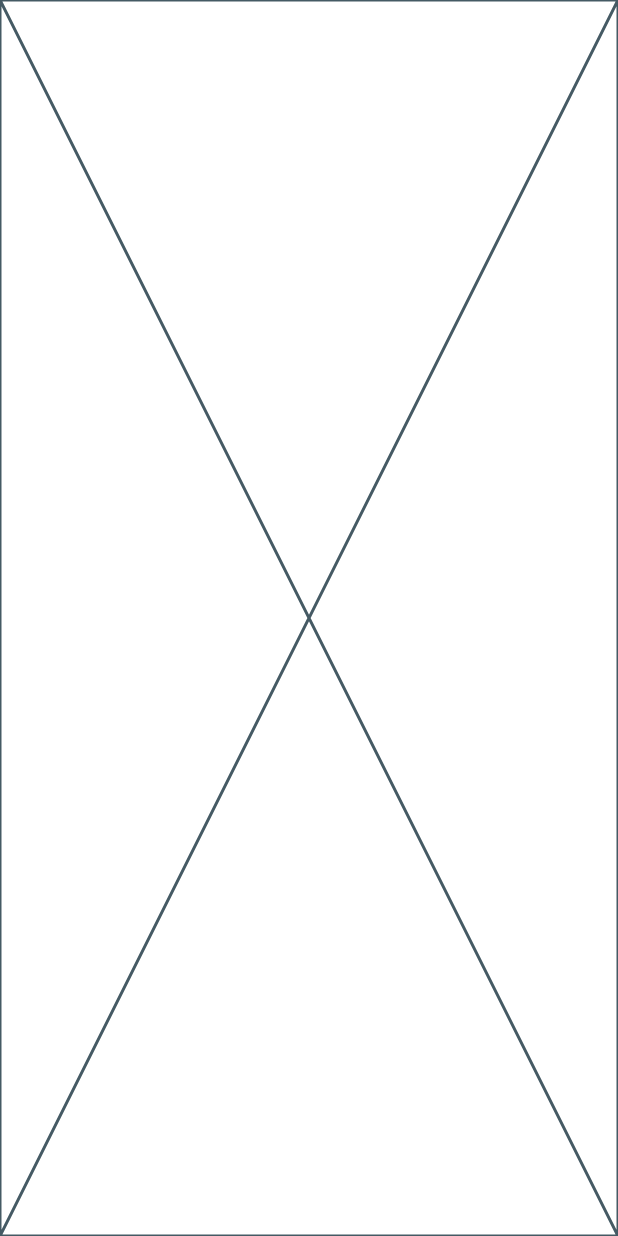
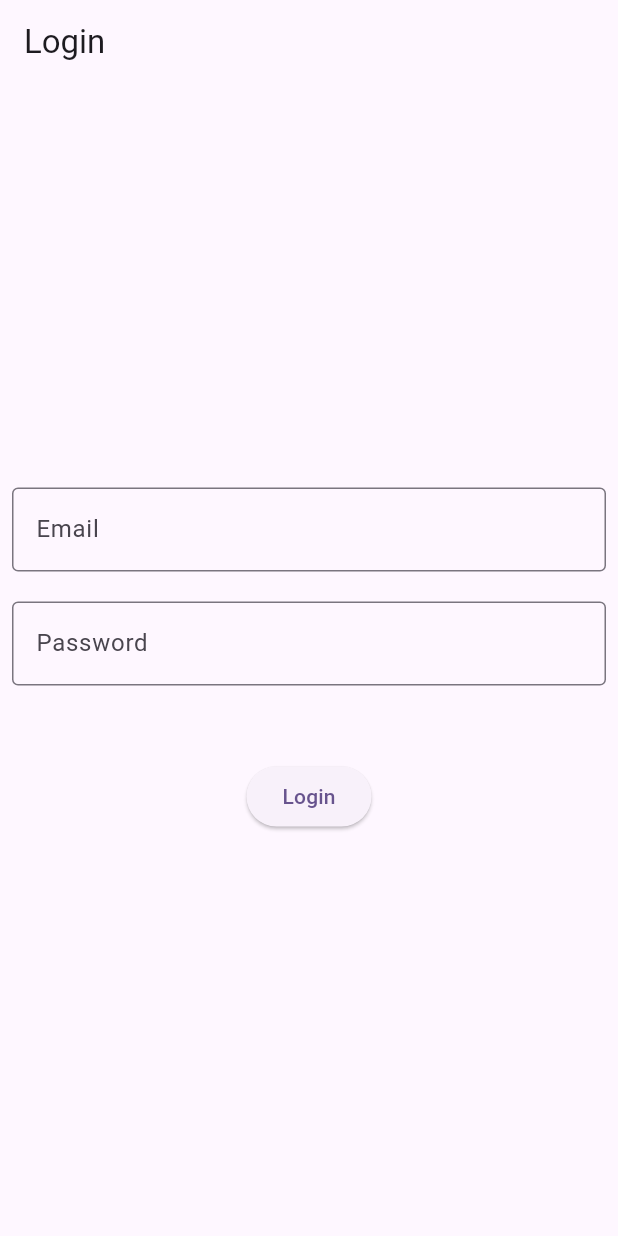
Before and after one commit to majharul-islam181/FlutterBloc_CleanArchitecture, a Flutter app: the screen it shows after launch, on a phone screen of 412 x 824 dp. Run offline on Flutter 3.47's test engine with Material 3 defaults, Android fonts, the phone set to English and light mode, and no system bars; our stand-ins replace bloc, equatable, flutter_bloc, freezed_annotation.

Commit message:
login event working

```diff
--- /dev/null
+++ b/lib/bloc/login_bloc/login_bloc.dart
@@ -0,0 +1,25 @@
+import 'package:bloc/bloc.dart';
+import 'package:equatable/equatable.dart';
+import 'package:flutter/foundation.dart';
+import 'package:flutterbloc_cleanarchitecture/utils/enums.dart';
+part 'login_event.dart';
+part 'login_state.dart';
+
+class LoginBloc extends Bloc<LoginEvent, LoginState> {
+  LoginBloc() : super(const LoginState()) {
+    on<EmailChanged>(_emailChanged);
+    on<PasswordChanged>(_passwordChanged);
+    // on<EmailUnfocused>
+  }
+
+  void _emailChanged(EmailChanged event, Emitter<LoginState> emit) {
+    if (kDebugMode) {
+      print('Entered email: ${event.email}');
+    }
+    emit(state.copyWith(email: event.email));
+  }
+
+  void _passwordChanged(PasswordChanged event, Emitter<LoginState> emit) {
+    emit(state.copyWith(password: event.password));
+  }
+}
--- /dev/null
+++ b/lib/bloc/login_bloc/login_event.dart
@@ -0,0 +1,29 @@
+part of 'login_bloc.dart';
+
+abstract class LoginEvent extends Equatable {
+  const LoginEvent();
+  @override
+  List<Object> get props => [];
+}
+
+class EmailChanged extends LoginEvent {
+  final String email;
+  const EmailChanged({required this.email});
+
+  @override
+  List<Object> get props => [email];
+}
+
+class EmailUnfocused extends LoginEvent {}
+
+class PasswordChanged extends LoginEvent {
+  final String password;
+  const PasswordChanged({required this.password});
+
+  @override
+  List<Object> get props => [password];
+}
+
+class PasswordUnfocused extends LoginEvent {}
+
+class LoginButtonEvent extends LoginEvent {}
--- /dev/null
+++ b/lib/bloc/login_bloc/login_state.dart
@@ -0,0 +1,31 @@
+// ignore_for_file: public_member_api_docs, sort_constructors_first
+part of 'login_bloc.dart';
+
+class LoginState extends Equatable {
+  final String email;
+  final String password;
+  final PostApiStatus postApiStatus;
+  final String error;
+  const LoginState(
+      {this.email = '',
+      this.password = '',
+      this.postApiStatus = PostApiStatus.initial,
+      this.error =''});
+
+  LoginState copyWith({
+    String? email,
+    String? password,
+    PostApiStatus? postApiStatus,
+    String? error,
+  }) {
+    return LoginState(
+      email: email ?? this.email,
+      password: password ?? this.password,
+      postApiStatus: postApiStatus ?? this.postApiStatus,
+      error: error ?? this.error,
+    );
+  }
+
+  @override
+  List<Object?> get props => [email, password, postApiStatus, error];
+}
--- /dev/null
+++ b/lib/models/user/user_model.dart
@@ -0,0 +1,23 @@
+// ignore_for_file: invalid_annotation_target
+
+import 'package:freezed_annotation/freezed_annotation.dart';
+
+part 'user_model.g.dart';
+part 'user_model.freezed.dart';
+
+@freezed
+class UserModel with _$UserModel {
+  factory UserModel({
+    @Default('') @JsonKey(name: 'token') String token,
+    @Default('') @JsonKey(name: 'error') String error,
+  }) = _UserModel;
+
+  factory UserModel.fromJson(Map<String, dynamic> json) =>
+      _$UserModelFromJson(json);
+}
+
+
+
+
+//run this command for boilarplate code
+// flutter packages pub run build_runner build
--- /dev/null
+++ b/lib/repository/auth/login_repository.dart
@@ -0,0 +1,14 @@
+import 'package:flutterbloc_cleanarchitecture/data/network/network_services_api.dart';
+
+class LoginRepository {
+
+
+  final api = NetworkServicesApi();
+  void loginApi(dynamic data) async {
+
+    // final response = await api.postApi(url, data)
+
+
+
+  }
+}
--- /dev/null
+++ b/lib/utils/enums.dart
@@ -0,0 +1,4 @@
+
+
+
+enum PostApiStatus {initial, loading, success, error}
--- /dev/null
+++ b/lib/utils/validations.dart
@@ -0,0 +1,10 @@
+class Validations {
+
+ static bool emailValidator(String email) {
+  bool emailValid =
+      RegExp(r'^.+@[a-zA-Z]+\.{1}[a-zA-Z]+(\.{0,1}[a-zA-Z]+)$').hasMatch(email);
+  return emailValid;
+}
+
+
+}
--- a/lib/views/login/login_screen.dart
+++ b/lib/views/login/login_screen.dart
@@ -1,4 +1,7 @@
 import 'package:flutter/material.dart';
+import 'package:flutter_bloc/flutter_bloc.dart';
+import 'package:flutterbloc_cleanarchitecture/bloc/login_bloc/login_bloc.dart';
+import 'widgets/widgets.dart';
 
 class LoginScreen extends StatefulWidget {
   const LoginScreen({super.key});
@@ -8,8 +11,48 @@ class LoginScreen extends StatefulWidget {
 }
 
 class _LoginScreenState extends State<LoginScreen> {
+  late LoginBloc _loginBloc;
+  final emailFocusNode = FocusNode();
+  final passwordFocusNode = FocusNode();
+
+  final _fromKey = GlobalKey<FormState>();
+
+  @override
+  void initState() {
+    // TODO: implement initState
+    super.initState();
+    _loginBloc = LoginBloc();
+  }
+
   @override
   Widget build(BuildContext context) {
-    return const Placeholder();
+    return Scaffold(
+        appBar: AppBar(
+          title: const Text('Login'),
+        ),
+        body: BlocProvider(
+          create: (_) => _loginBloc,
+          child: Padding(
+            padding: const EdgeInsets.all(8.0),
+            child: Form(
+              key: _fromKey,
+              child: Column(
+                mainAxisAlignment: MainAxisAlignment.center,
+                crossAxisAlignment: CrossAxisAlignment.center,
+                children: [
+                  EmailInputWidget(emailFocusNode: emailFocusNode),
+                  const SizedBox(
+                    height: 20,
+                  ),
+                  PasswordInputWidget(passwordFocusNode: passwordFocusNode),
+                  const SizedBox(
+                    height: 50,
+                  ),
+                  LoginButton(fromKey: _fromKey),
+                ],
+              ),
+            ),
+          ),
+        ));
   }
 }
--- /dev/null
+++ b/lib/views/login/widgets/email_input_widget.dart
@@ -0,0 +1,38 @@
+import 'package:flutter/material.dart';
+import 'package:flutter_bloc/flutter_bloc.dart';
+import 'package:flutterbloc_cleanarchitecture/bloc/login_bloc/login_bloc.dart';
+import 'package:flutterbloc_cleanarchitecture/utils/validations.dart';
+
+class EmailInputWidget extends StatelessWidget {
+  final FocusNode emailFocusNode;
+  const EmailInputWidget({super.key, required this.emailFocusNode});
+
+  @override
+  Widget build(BuildContext context) {
+    return BlocBuilder<LoginBloc, LoginState>(
+        buildWhen: (previous, current) => current.email != previous.email,
+        builder: (context, state) {
+          return TextFormField(
+            keyboardType: TextInputType.emailAddress,
+            focusNode: emailFocusNode,
+            decoration: const InputDecoration(
+              hintText: 'Email',
+              border: OutlineInputBorder(),
+            ),
+            onChanged: (value) {
+              context.read<LoginBloc>().add(EmailChanged(email: value));
+            },
+            validator: (value) {
+              if (value!.isEmpty) {
+                return 'Enter Email';
+              }
+
+              if (!Validations.emailValidator(value)) {
+                return "Email is not correct";
+              }
+              return null;
+            },
+          );
+        });
+  }
+}
--- /dev/null
+++ b/lib/views/login/widgets/login_button.dart
@@ -0,0 +1,29 @@
+// ignore_for_file: prefer_typing_uninitialized_variables
+
+import 'package:flutter/foundation.dart';
+import 'package:flutter/material.dart';
+import 'package:flutter_bloc/flutter_bloc.dart';
+
+import '../../../bloc/login_bloc/login_bloc.dart';
+
+class LoginButton extends StatelessWidget {
+  final fromKey;
+  const LoginButton({super.key, required this.fromKey});
+
+  @override
+  Widget build(BuildContext context) {
+    return BlocBuilder<LoginBloc, LoginState>(
+        buildWhen: (previous, current) => current.password != previous.password,
+        builder: (context, state) {
+          return ElevatedButton(
+              onPressed: () {
+                if (fromKey.currentState!.validate()) {
+                  if (kDebugMode) {
+                    print('Login buttton successfully clicked');
+                  }
+                }
+              },
+              child: const Text('Login'));
+        });
+  }
+}
--- /dev/null
+++ b/lib/views/login/widgets/password_input_widget.dart
@@ -0,0 +1,41 @@
+// ignore_for_file: public_member_api_docs, sort_constructors_first
+import 'package:flutter/material.dart';
+import 'package:flutter_bloc/flutter_bloc.dart';
+import '../../../bloc/login_bloc/login_bloc.dart';
+
+class PasswordInputWidget extends StatelessWidget {
+  final FocusNode passwordFocusNode;
+  const PasswordInputWidget({
+    super.key,
+    required this.passwordFocusNode,
+  });
+
+  @override
+  Widget build(BuildContext context) {
+    return BlocBuilder<LoginBloc, LoginState>(
+        buildWhen: (previous, current) => current.password != previous.password,
+        builder: (context, state) {
+          return TextFormField(
+            keyboardType: TextInputType.emailAddress,
+            focusNode: passwordFocusNode,
+            obscureText: true,
+            decoration: const InputDecoration(
+              hintText: 'Password',
+              border: OutlineInputBorder(),
+            ),
+            onChanged: (value) {
+              context.read<LoginBloc>().add(PasswordChanged(password: value));
+            },
+            validator: (value) {
+              if (value!.isEmpty) {
+                return 'Enter Password';
+              }
+              if (value.length < 6) {
+                return 'Please Enter password greater than 6';
+              }
+              return null;
+            },
+          );
+        });
+  }
+}
--- /dev/null
+++ b/lib/views/login/widgets/widgets.dart
@@ -0,0 +1,3 @@
+export 'email_input_widget.dart';
+export 'password_input_widget.dart';
+export 'login_button.dart';
--- a/lib/views/splash/splash_screen.dart
+++ b/lib/views/splash/splash_screen.dart
@@ -30,7 +30,7 @@ class _SplashScreenState extends State<SplashScreen> {
         children: [
           // InterNetExceptionWidget(onPress: () {}),
 
-          Text('splash screen'),
+          Center(child: Text('splash screen')),
 
           // RoundButton(
           //   title: 'title',
--- a/pubspec.yaml
+++ b/pubspec.yaml
@@ -39,14 +39,16 @@ dependencies:
   flutter_bloc: ^8.1.5
   http: ^1.2.1
   get_it: ^7.7.0
-  freezed_annotation: ^2.4.1
+
   json_annotation: ^4.9.0
   fluttertoast: ^8.2.6
   cached_network_image: ^3.3.1
   another_flushbar: ^1.12.30
   equatable: ^2.0.5
+  # model bananor jonnno
   flutter_secure_storage: ^9.2.2
   freezed: ^2.5.2
+  freezed_annotation: ^2.4.1
   google_fonts: ^6.2.1
 
 
@@ -54,6 +56,7 @@ dev_dependencies:
   flutter_test:
     sdk: flutter
 
+  # freeze model er jonno code generate hobe
   build_runner: ^2.4.11
   json_serializable: ^6.8.0
 
```
Also changed, not shown: lib/config/app_url.dart (added), lib/models/user/user_model.freezed.dart (added), lib/models/user/user_model.g.dart (added).
